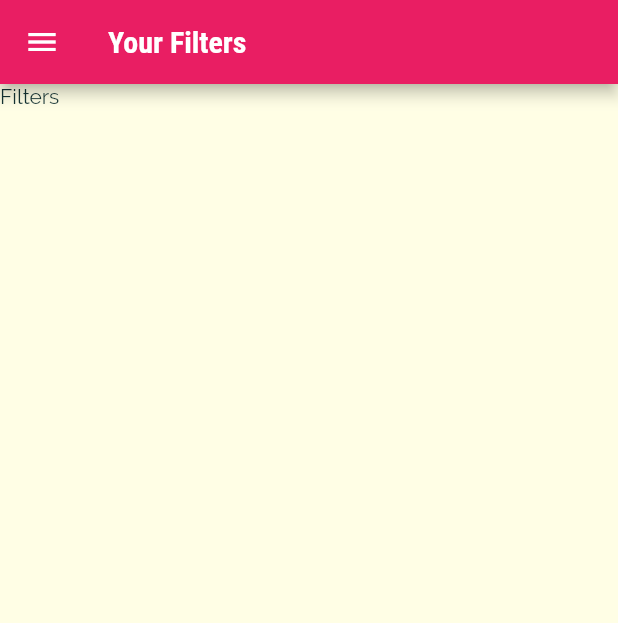
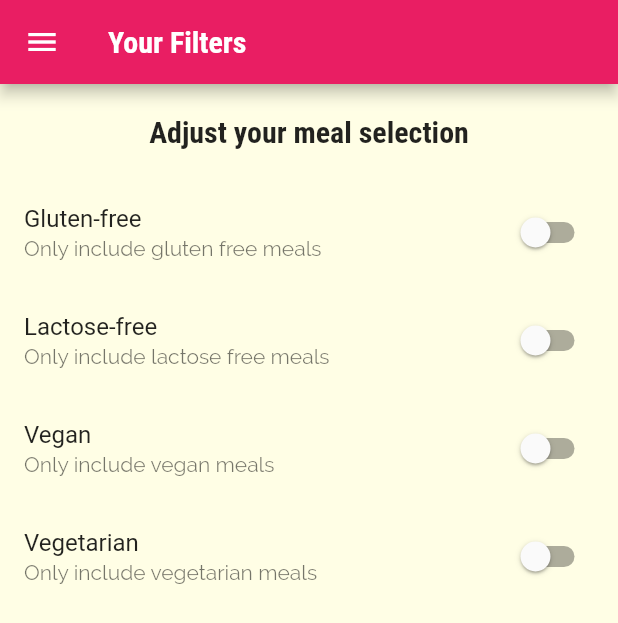
Before and after one commit to eviskum/flutter_course_meal_app, a Flutter app: the FiltersScreen screen opened by its route, on a phone screen of 412 x 824 dp. Shown: the top 623 px of the screen. Run offline on Flutter 3.47's test engine with Material 2 defaults, Android fonts, the phone set to English and light mode, and no system bars.

Commit message:
Meal filters implemented

```diff
--- a/lib/main.dart
+++ b/lib/main.dart
@@ -1,4 +1,7 @@
 import 'package:flutter/material.dart';
+import 'package:flutter_course_meal_app/models/dummy_data.dart';
+import 'package:flutter_course_meal_app/models/filter.dart';
+import 'package:flutter_course_meal_app/models/meal.dart';
 import 'package:flutter_course_meal_app/widgets/filters_screen.dart';
 import 'package:flutter_course_meal_app/widgets/tabs_screen.dart';
 
@@ -10,10 +13,33 @@ void main() {
   runApp(const MyApp());
 }
 
-class MyApp extends StatelessWidget {
+class MyApp extends StatefulWidget {
   const MyApp({Key? key}) : super(key: key);
 
-  // This widget is the root of your application.
+  @override
+  State<MyApp> createState() => _MyAppState();
+}
+
+class _MyAppState extends State<MyApp> {
+  List<Filter> _filters = [
+    Filter(title: 'Gluten-free', subTitle: 'Only include gluten free meals'),
+    Filter(title: 'Lactose-free', subTitle: 'Only include lactose free meals'),
+    Filter(title: 'Vegan', subTitle: 'Only include vegan meals'),
+    Filter(title: 'Vegetarian', subTitle: 'Only include vegetarian meals'),
+  ];
+
+  List<Meal> _selectedMeals = DUMMY_MEALS;
+
+  void _applyFilters() {
+    _selectedMeals = DUMMY_MEALS.where((element) {
+      if (_filters[mealFilters.gluten.index].filterState && !element.isGlutenFree) return false;
+      if (_filters[mealFilters.lactose.index].filterState && !element.isLactoseFree) return false;
+      if (_filters[mealFilters.vegan.index].filterState && !element.isVegan) return false;
+      if (_filters[mealFilters.vegetarian.index].filterState && !element.isVegetarian) return false;
+      return true;
+    }).toList();
+  }
+
   @override
   Widget build(BuildContext context) {
     final ThemeData theme = ThemeData(
@@ -41,9 +67,9 @@ class MyApp extends StatelessWidget {
       home: const TabsScreen(),
       routes: {
         // '/': (context) => const TabsScreen(),
-        CategoryMealsScreen.routeName: (context) => const CategoryMealsScreen(),
-        MealDetailScreen.routeName: (context) => const MealDetailScreen(),
-        FiltersScreen.routeName: (context) => const FiltersScreen(),
+        CategoryMealsScreen.routeName: (context) => CategoryMealsScreen(_selectedMeals),
+        MealDetailScreen.routeName: (context) => MealDetailScreen(_selectedMeals),
+        FiltersScreen.routeName: (context) => FiltersScreen(_filters, _applyFilters),
       },
     );
   }
--- /dev/null
+++ b/lib/models/filter.dart
@@ -0,0 +1,9 @@
+class Filter {
+  bool filterState;
+  final String title;
+  final String subTitle;
+
+  Filter({this.filterState = false, required this.title, required this.subTitle});
+}
+
+enum mealFilters { gluten, lactose, vegan, vegetarian }
--- a/lib/widgets/category_meals_screen.dart
+++ b/lib/widgets/category_meals_screen.dart
@@ -1,4 +1,5 @@
 import 'package:flutter/material.dart';
+import 'package:flutter_course_meal_app/models/meal.dart';
 
 import '../models/dummy_data.dart';
 
@@ -7,20 +8,24 @@ import '../widgets/meal_item.dart';
 class CategoryMealsScreen extends StatelessWidget {
   static const String routeName = '/category-meals';
 
+  final List<Meal> selectedMeals;
+
   // final String categoryId;
   // final String categoryTitle;
 
   // const CategoryMealsScreen(this.categoryId, this.categoryTitle, {Key? key}) : super(key: key);
-  const CategoryMealsScreen({Key? key}) : super(key: key);
+  const CategoryMealsScreen(this.selectedMeals, {Key? key}) : super(key: key);
 
   @override
   Widget build(BuildContext context) {
     final args = ModalRoute.of(context)!.settings.arguments as Map<String, String>;
     final String categoryId = args['id']!;
     final String categoryTitle = args['title']!;
-    final categoryMeals = DUMMY_MEALS.where((meal) {
+    final categoryMeals = selectedMeals.where((meal) {
       return meal.categories.contains(categoryId);
     }).toList();
+
+    print('Længde: ${selectedMeals.length}');
 
     return Scaffold(
       appBar: AppBar(
--- a/lib/widgets/filters_screen.dart
+++ b/lib/widgets/filters_screen.dart
@@ -1,19 +1,68 @@
 import 'package:flutter/material.dart';
+import 'package:flutter_course_meal_app/models/dummy_data.dart';
+import 'package:flutter_course_meal_app/models/filter.dart';
+import 'package:flutter_course_meal_app/models/meal.dart';
 import 'package:flutter_course_meal_app/widgets/main_drawer.dart';
 
-class FiltersScreen extends StatelessWidget {
+class FiltersScreen extends StatefulWidget {
   static const routeName = '/filters-screen';
 
-  const FiltersScreen({Key? key}) : super(key: key);
+  List<Filter> filters;
+  Function applyFilters;
+
+  FiltersScreen(this.filters, this.applyFilters, {Key? key}) : super(key: key);
+
+  @override
+  State<FiltersScreen> createState() => _FiltersScreenState();
+}
+
+class _FiltersScreenState extends State<FiltersScreen> {
+  // List<Filter> filters = [
+  //   Filter(title: 'Gluten-free', subTitle: 'Only include gluten free meals'),
+  //   Filter(title: 'Lactose-free', subTitle: 'Only include lactose free meals'),
+  //   Filter(title: 'Vegan', subTitle: 'Only include vegan meals'),
+  //   Filter(title: 'Vegetarian', subTitle: 'Only include vegetarian meals'),
+  // ];
 
   @override
   Widget build(BuildContext context) {
     return Scaffold(
       appBar: AppBar(
-        title: Text('Your Filters'),
+        title: const Text('Your Filters'),
       ),
-      body: Text('Filters'),
-      drawer: MainDrawer(),
+      body: Column(
+        children: [
+          Padding(
+            padding: const EdgeInsets.all(20),
+            child: Text('Adjust your meal selection', style: Theme.of(context).textTheme.headline6),
+          ),
+          Expanded(
+            child: ListView(
+              children: [
+                filterSwitch(mealFilters.gluten.index),
+                filterSwitch(mealFilters.lactose.index),
+                filterSwitch(mealFilters.vegan.index),
+                filterSwitch(mealFilters.vegetarian.index),
+              ],
+            ),
+          )
+        ],
+      ),
+      drawer: const MainDrawer(),
+    );
+  }
+
+  SwitchListTile filterSwitch(int filterIdx) {
+    return SwitchListTile.adaptive(
+      value: widget.filters[filterIdx].filterState,
+      onChanged: (val) {
+        setState(() {
+          widget.filters[filterIdx].filterState = val;
+          widget.applyFilters();
+        });
+      },
+      title: Text(widget.filters[filterIdx].title),
+      subtitle: Text(widget.filters[filterIdx].subTitle),
     );
   }
 }
--- a/lib/widgets/meal_item.dart
+++ b/lib/widgets/meal_item.dart
@@ -23,7 +23,9 @@ class MealItem extends StatelessWidget {
       : super(key: key);
 
   void selectMeal(BuildContext context) {
-    Navigator.of(context).pushNamed(MealDetailScreen.routeName, arguments: id);
+    Navigator.of(context).pushNamed(MealDetailScreen.routeName, arguments: id).then((rtnValue) {
+      print(rtnValue);
+    });
   }
 
   @override
```
Also changed, not shown: lib/widgets/meal_detail_screen.dart (+11 -3 lines).
